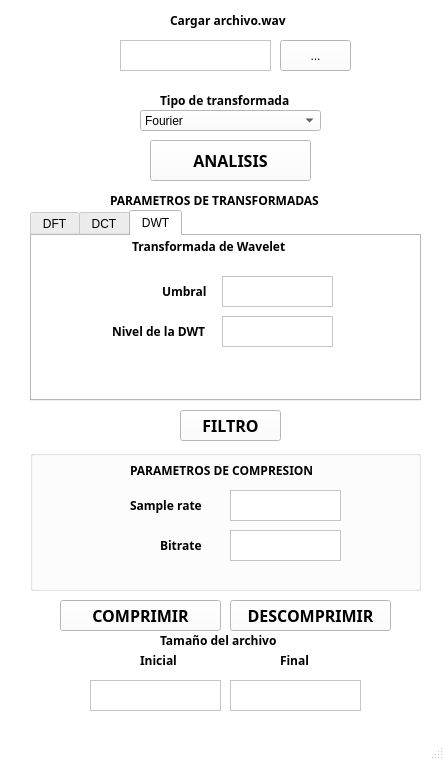
The window that INTERFAZV2.ui (JeffPao/PROYECTO) describes before a commit, drawn with Qt 5.
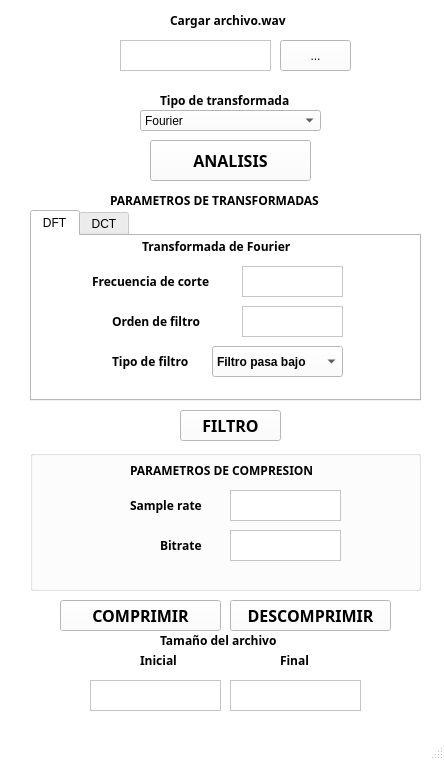
The same window after the commit.

```diff
--- a/INTERFAZV2.ui
+++ b/INTERFAZV2.ui
@@ -655,7 +655,7 @@
      </rect>
     </property>
     <property name="currentIndex">
-     <number>2</number>
+     <number>0</number>
     </property>
     <widget class="QWidget" name="tab_3">
      <attribute name="title">
@@ -955,91 +955,6 @@
       </property>
      </widget>
     </widget>
-    <widget class="QWidget" name="tab_7">
-     <attribute name="title">
-      <string>DWT</string>
-     </attribute>
-     <widget class="QLabel" name="label_6">
-      <property name="geometry">
-       <rect>
-        <x>100</x>
-        <y>0</y>
-        <width>171</width>
-        <height>21</height>
-       </rect>
-      </property>
-      <property name="font">
-       <font>
-        <family>Arial Black</family>
-        <italic>false</italic>
-        <bold>true</bold>
-       </font>
-      </property>
-      <property name="text">
-       <string>Transformada de Wavelet</string>
-      </property>
-     </widget>
-     <widget class="QTextEdit" name="textEdit_DWT_Umbral">
-      <property name="geometry">
-       <rect>
-        <x>190</x>
-        <y>40</y>
-        <width>111</width>
-        <height>31</height>
-       </rect>
-      </property>
-     </widget>
-     <widget class="QTextEdit" name="textEdit_DWT_nivel">
-      <property name="geometry">
-       <rect>
-        <x>190</x>
-        <y>80</y>
-        <width>111</width>
-        <height>31</height>
-       </rect>
-      </property>
-     </widget>
-     <widget class="QLabel" name="label_17">
-      <property name="geometry">
-       <rect>
-        <x>130</x>
-        <y>30</y>
-        <width>51</width>
-        <height>51</height>
-       </rect>
-      </property>
-      <property name="font">
-       <font>
-        <family>Arial Black</family>
-        <italic>false</italic>
-        <bold>true</bold>
-       </font>
-      </property>
-      <property name="text">
-       <string>Umbral</string>
-      </property>
-     </widget>
-     <widget class="QLabel" name="label_19">
-      <property name="geometry">
-       <rect>
-        <x>80</x>
-        <y>70</y>
-        <width>111</width>
-        <height>51</height>
-       </rect>
-      </property>
-      <property name="font">
-       <font>
-        <family>Arial Black</family>
-        <italic>false</italic>
-        <bold>true</bold>
-       </font>
-      </property>
-      <property name="text">
-       <string>Nivel de la DWT</string>
-      </property>
-     </widget>
-    </widget>
    </widget>
    <widget class="QLabel" name="label_4">
     <property name="geometry">
```
Left out of the diff: 5 changed lines with no effect on the pictures.
